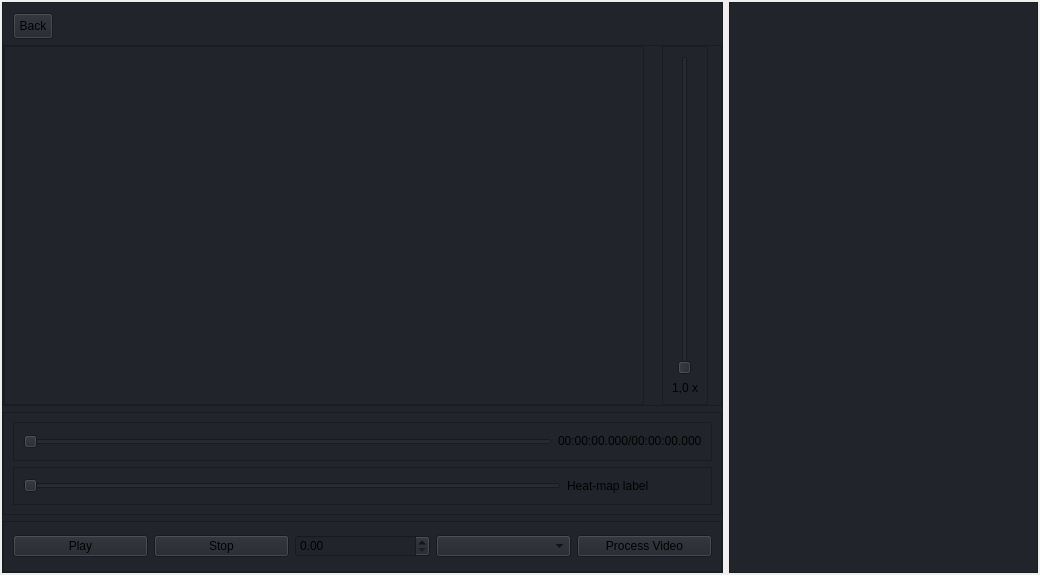
Qt form widgets/video_player/ui_video_player.ui (farruck-tusar/IFE_APP) before a commit.
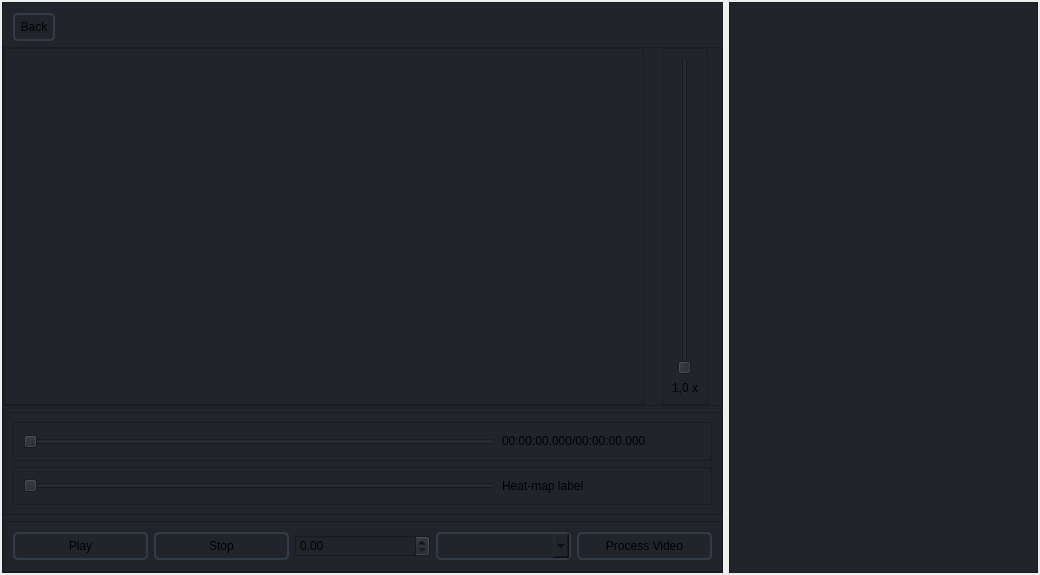
The same form after that commit. Icons and pictures are not drawn.

Commit message: video player: update button and combobox style

```diff
--- a/widgets/video_player/ui_video_player.ui
+++ b/widgets/video_player/ui_video_player.ui
@@ -13,6 +13,31 @@
   <property name="windowTitle">
    <string>Form</string>
   </property>
+  <property name="styleSheet">
+   <string notr="true">#videoPlayer QPushButton {
+	border: 2px solid rgb(52, 59, 72);
+	border-radius: 5px;
+	padding:5px;
+}
+#videoPlayer QPushButton:hover {
+	border: 2px solid rgb(61, 70, 86);
+}
+#videoPlayer QPushButton:pressed {
+	border: 2px solid rgb(52, 59, 72);
+}
+
+#videoPlayer QComboBox{
+	border: 2px solid rgb(52, 59, 72);
+	border-radius: 5px;
+	padding:4px;
+}
+#videoPlayer QComboBox:hover {
+	border: 2px solid rgb(61, 70, 86);
+}
+#videoPlayer QComboBox:pressed {
+	border: 2px solid rgb(52, 59, 72);
+}</string>
+  </property>
   <layout class="QHBoxLayout" name="horizontalLayout_2">
    <property name="leftMargin">
     <number>2</number>
@@ -185,9 +210,9 @@
             <item>
              <widget class="QSlider" name="slider_time">
               <property name="sizePolicy">
-               <sizepolicy hsizetype="Preferred" vsizetype="Preferred">
-                <horstretch>8</horstretch>
-                <verstretch>8</verstretch>
+               <sizepolicy hsizetype="Expanding" vsizetype="Expanding">
+                <horstretch>0</horstretch>
+                <verstretch>0</verstretch>
                </sizepolicy>
               </property>
               <property name="orientation">
@@ -198,11 +223,17 @@
             <item alignment="Qt::AlignVCenter">
              <widget class="QLabel" name="label_time">
               <property name="sizePolicy">
-               <sizepolicy hsizetype="Preferred" vsizetype="Preferred">
-                <horstretch>2</horstretch>
-                <verstretch>2</verstretch>
+               <sizepolicy hsizetype="Fixed" vsizetype="Fixed">
+                <horstretch>0</horstretch>
+                <verstretch>0</verstretch>
                </sizepolicy>
               </property>
+              <property name="minimumSize">
+               <size>
+                <width>200</width>
+                <height>0</height>
+               </size>
+              </property>
               <property name="text">
                <string>00:00:00.000/00:00:00.000</string>
               </property>
@@ -223,9 +254,9 @@
             <item>
              <widget class="QSlider" name="slider_heatmap">
               <property name="sizePolicy">
-               <sizepolicy hsizetype="Preferred" vsizetype="Preferred">
-                <horstretch>8</horstretch>
-                <verstretch>8</verstretch>
+               <sizepolicy hsizetype="Expanding" vsizetype="Expanding">
+                <horstretch>0</horstretch>
+                <verstretch>0</verstretch>
                </sizepolicy>
               </property>
               <property name="orientation">
@@ -236,11 +267,17 @@
             <item alignment="Qt::AlignVCenter">
              <widget class="QLabel" name="label_heatmap">
               <property name="sizePolicy">
-               <sizepolicy hsizetype="Preferred" vsizetype="Preferred">
-                <horstretch>2</horstretch>
-                <verstretch>2</verstretch>
+               <sizepolicy hsizetype="Fixed" vsizetype="Fixed">
+                <horstretch>0</horstretch>
+                <verstretch>0</verstretch>
                </sizepolicy>
               </property>
+              <property name="minimumSize">
+               <size>
+                <width>200</width>
+                <height>0</height>
+               </size>
+              </property>
               <property name="text">
                <string>Heat-map label</string>
               </property>
```
Left out of the diff: 8 changed lines with no effect on the pictures. The commit also changes 1 other file.
